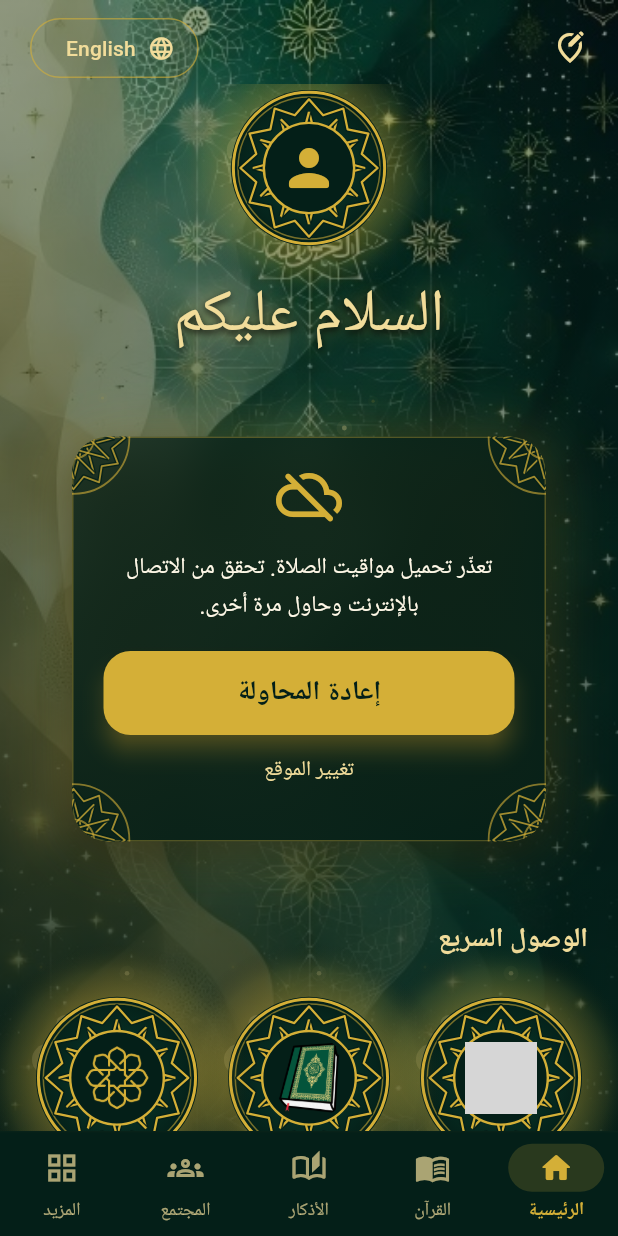
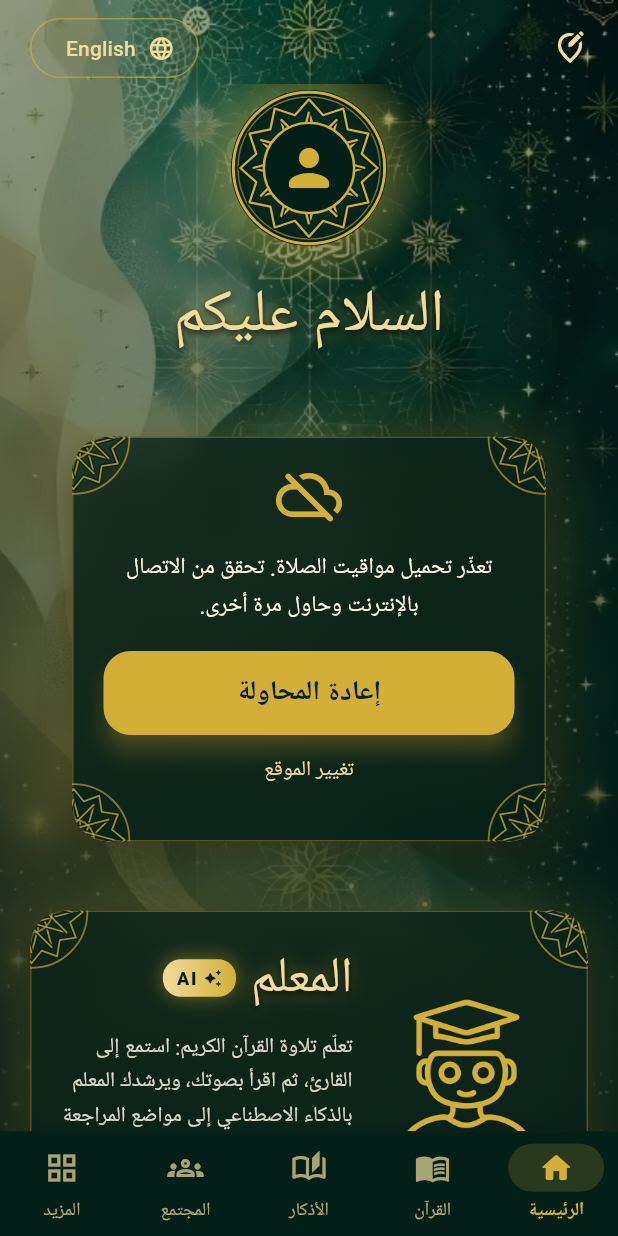
Before and after one commit to nooralhidayahbusiness-App/noor-al-hidayah_claud.APP, a Flutter app: the HomeShell screen opened directly, on a phone screen of 412 x 824 dp. Run offline on Flutter 3.47's test engine with Material 3 defaults, Android fonts, the phone set to English and light mode, and no system bars; our stand-ins replace geolocator, google_fonts, shared_preferences; accounts and stored records are empty; Roboto replaces fonts that are missing (Amiri Quran); grey boxes are pictures that could not be loaded.

Commit message:
Add AI teacher card

```diff
--- a/lib/core/strings_prayer.dart
+++ b/lib/core/strings_prayer.dart
@@ -72,6 +72,10 @@ const Map<String, String> prayerStringsAr = {
   'copy': 'نسخ',
   'copied': 'تم النسخ',
   'dailyMissing': 'المحتوى اليومي غير متوفر بعد.',
+  'teacherTitle': 'المعلم',
+  'teacherDesc': 'تعلّم تلاوة القرآن الكريم: استمع إلى القارئ، ثم اقرأ بصوتك، ويرشدك المعلم بالذكاء الاصطناعي إلى مواضع المراجعة خطوة بخطوة.',
+  'teacherCta': 'ابدأ التعلم',
+  'teacherSoon': 'معلم القرآن بالذكاء الاصطناعي قادم قريبًا إن شاء الله',
 };
 
 const Map<String, String> prayerStringsEn = {
@@ -150,4 +154,8 @@ const Map<String, String> prayerStringsEn = {
   'copy': 'Copy',
   'copied': 'Copied',
   'dailyMissing': 'Daily content is not available yet.',
+  'teacherTitle': 'Quran Teacher',
+  'teacherDesc': 'Learn to recite the Holy Quran: listen to a reciter, recite in your own voice, and the AI teacher guides you to what needs review, step by step.',
+  'teacherCta': 'Start learning',
+  'teacherSoon': 'The AI Quran Teacher is coming soon, God willing',
 };
--- a/lib/screens/tabs/home_tab.dart
+++ b/lib/screens/tabs/home_tab.dart
@@ -10,6 +10,7 @@ import '../../core/prayer_state.dart';
 import '../../core/profile_state.dart';
 import '../../core/theme.dart';
 import '../../widgets/auth_widgets.dart';
+import '../../widgets/ai_teacher_card.dart';
 import '../../widgets/avatar_picker.dart';
 import '../../widgets/daily_cards.dart';
 import '../../widgets/ornament_medallion.dart';
@@ -53,6 +54,11 @@ class HomeTab extends StatelessWidget {
                   child: CircularProgressIndicator(color: AppColors.gold),
                 ),
               ),
+            const SizedBox(height: 18),
+            AiTeacherCard(
+              onTap: () =>
+                  showAuthMessage(context, appState.tr('teacherSoon')),
+            ),
             const SizedBox(height: 24),
             Text(
               appState.tr('quickAccess'),
--- /dev/null
+++ b/lib/widgets/ai_teacher_card.dart
@@ -0,0 +1,157 @@
+import 'package:flutter/material.dart';
+
+import '../core/app_state.dart';
+import '../core/fonts.dart';
+import '../core/theme.dart';
+import 'glass_card.dart';
+import 'ornament_medallion.dart';
+
+/// Main entry of the AI Quran teacher, shown on the home screen.
+class AiTeacherCard extends StatelessWidget {
+  const AiTeacherCard({super.key, required this.onTap});
+
+  final VoidCallback onTap;
+
+  @override
+  Widget build(BuildContext context) {
+    final title = appState.tr('teacherTitle');
+    final rtl = Directionality.of(context) == TextDirection.rtl;
+    return GestureDetector(
+      onTap: onTap,
+      child: GlassCard(
+        ornament: false,
+        child: Row(
+          children: [
+            const SizedBox(
+              width: 120,
+              height: 120,
+              child: SymbolImage(
+                'assets/images/ai-teacher.png',
+                fallback: Icons.school_rounded,
+                tint: true,
+              ),
+            ),
+            const SizedBox(width: 16),
+            Expanded(
+              child: Column(
+                crossAxisAlignment: CrossAxisAlignment.start,
+                children: [
+                  Row(
+                    children: [
+                      Flexible(
+                        child: Text(
+                          title,
+                          style: brandStyle(
+                            title,
+                            fontSize: 30,
+                            color: AppColors.softGold,
+                            shadows: [
+                              Shadow(
+                                color: AppColors.gold.withValues(alpha: 0.5),
+                                blurRadius: 16,
+                              ),
+                              const Shadow(
+                                color: Color(0xCC000000),
+                                blurRadius: 6,
+                                offset: Offset(0, 2),
+                              ),
+                            ],
+                          ),
+                        ),
+                      ),
+                      const SizedBox(width: 10),
+                      const _AiBadge(),
+                    ],
+                  ),
+                  const SizedBox(height: 6),
+                  Text(
+                    appState.tr('teacherDesc'),
+                    style: TextStyle(
+                      fontSize: 14,
+                      height: 1.6,
+                      color: AppColors.cream.withValues(alpha: 0.85),
+                    ),
+                  ),
+                  const SizedBox(height: 12),
+                  Container(
+                    padding: const EdgeInsets.symmetric(
+                      horizontal: 14,
+                      vertical: 7,
+                    ),
+                    decoration: BoxDecoration(
+                      borderRadius: BorderRadius.circular(20),
+                      color: AppColors.gold.withValues(alpha: 0.14),
+                      border: Border.all(
+                        color: AppColors.gold.withValues(alpha: 0.6),
+                      ),
+                    ),
+                    child: Row(
+                      mainAxisSize: MainAxisSize.min,
+                      children: [
+                        Text(
+                          appState.tr('teacherCta'),
+                          style: const TextStyle(
+                            fontSize: 13,
+                            fontWeight: FontWeight.w700,
+                            color: AppColors.gold,
+                          ),
+                        ),
+                        const SizedBox(width: 6),
+                        Icon(
+                          rtl
+                              ? Icons.arrow_back_rounded
+                              : Icons.arrow_forward_rounded,
+                          size: 16,
+                          color: AppColors.gold,
+                        ),
+                      ],
+                    ),
+                  ),
+                ],
+              ),
+            ),
+          ],
+        ),
+      ),
+    );
+  }
+}
+
+class _AiBadge extends StatelessWidget {
+  const _AiBadge();
+
+  @override
+  Widget build(BuildContext context) {
+    return Container(
+      padding: const EdgeInsets.symmetric(horizontal: 9, vertical: 4),
+      decoration: BoxDecoration(
+        borderRadius: BorderRadius.circular(12),
+        gradient: const LinearGradient(
+          colors: [AppColors.softGold, AppColors.gold],
+        ),
+        boxShadow: [
+          BoxShadow(
+            color: AppColors.gold.withValues(alpha: 0.5),
+            blurRadius: 10,
+          ),
+        ],
+      ),
+      child: const Row(
+        mainAxisSize: MainAxisSize.min,
+        children: [
+          Icon(Icons.auto_awesome_rounded, size: 13, color: AppColors.deepGreen),
+          SizedBox(width: 4),
+          Text(
+            'AI',
+            style: TextStyle(
+              fontSize: 12,
+              fontWeight: FontWeight.w800,
+              letterSpacing: 1,
+              color: AppColors.deepGreen,
+            ),
+          ),
+        ],
+      ),
+    );
+  }
+}
```
